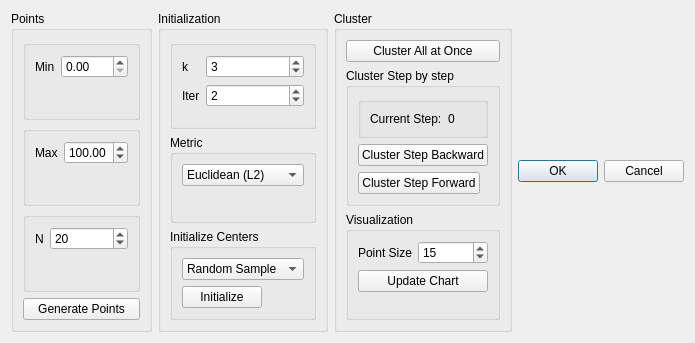
Old version of the form KMeansDialog.ui in the repository denizkavzak/Interactive-KMeans-QT.
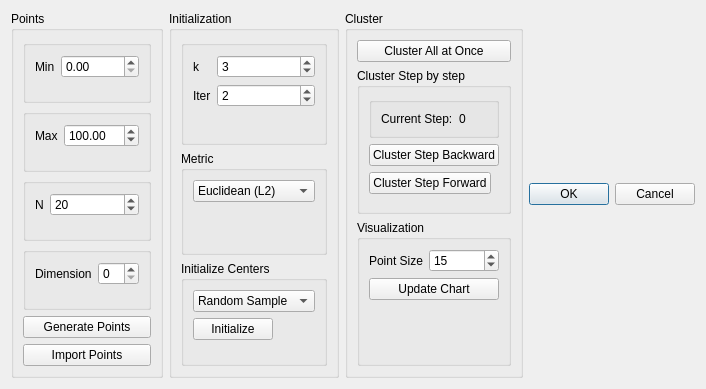
New version of the form.

Commit message:
A spinbox selection of dimension is added to kmeans dialog
A spinbox is added for dimension is added to kmeans dialog.
The connection between Mainwindow is done using the existing
point parameters changed signal. In generatePoints in
Mainwindow, the generateRandomPointsND will be tested next.

The edit to the form file:
```diff
--- a/KMeansDialog.ui
+++ b/KMeansDialog.ui
@@ -6,8 +6,8 @@
    <rect>
     <x>0</x>
     <y>0</y>
-    <width>665</width>
-    <height>343</height>
+    <width>670</width>
+    <height>389</height>
    </rect>
   </property>
   <property name="windowTitle">
@@ -100,6 +100,25 @@
         </layout>
        </widget>
       </item>
+      <item>
+       <widget class="QGroupBox" name="groupBox_2">
+        <property name="title">
+         <string/>
+        </property>
+        <layout class="QFormLayout" name="formLayout_10">
+         <item row="0" column="0">
+          <widget class="QLabel" name="dimensionLabel">
+           <property name="text">
+            <string>Dimension</string>
+           </property>
+          </widget>
+         </item>
+         <item row="0" column="1">
+          <widget class="QSpinBox" name="dimensionSpinBox"/>
+         </item>
+        </layout>
+       </widget>
+      </item>
       <item>
        <widget class="QPushButton" name="generatePointsButton">
         <property name="text">
@@ -107,6 +126,13 @@
         </property>
        </widget>
       </item>
+      <item>
+       <widget class="QPushButton" name="importPointsButton">
+        <property name="text">
+         <string>Import Points</string>
+        </property>
+       </widget>
+      </item>
      </layout>
     </widget>
    </item>
```
The commit also changes 6 other files.
